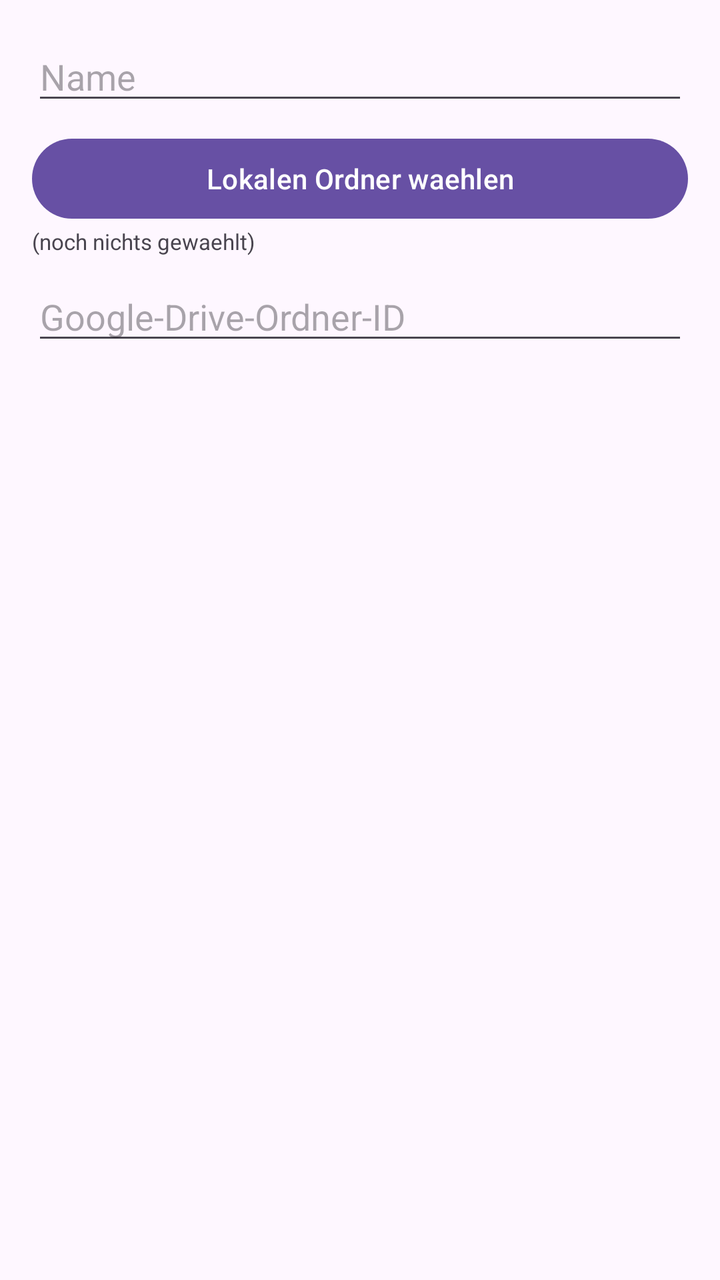
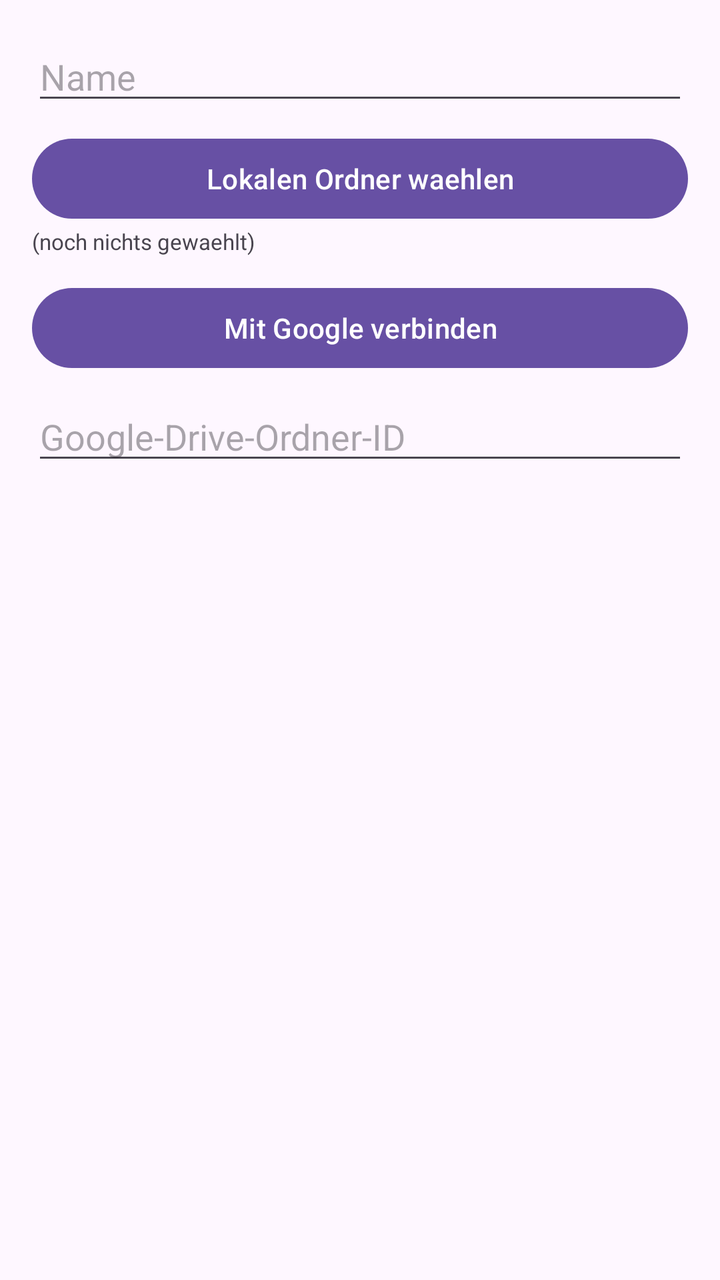

An Android layout rendered at two revisions. The XML below is the earlier revision; the diff shows what the commit changed to produce the second picture.
<!-- AndroidManifest.xml: application theme Theme.AutoSyncFree -->
<!-- res/layout/dialog_new_pair.xml -->
<?xml version="1.0" encoding="utf-8"?>
<LinearLayout xmlns:android="http://schemas.android.com/apk/res/android"
    android:layout_width="match_parent" android:layout_height="wrap_content"
    android:orientation="vertical" android:padding="16dp">
    <EditText android:id="@+id/inputName" android:layout_width="match_parent"
        android:layout_height="wrap_content" android:hint="@string/name"/>
    <Button android:id="@+id/btnPickLocal" android:layout_width="match_parent"
        android:layout_height="wrap_content" android:layout_marginTop="8dp"
        android:text="@string/pick_local"/>
    <TextView android:id="@+id/tvLocalStatus" android:layout_width="match_parent"
        android:layout_height="wrap_content" android:textSize="11sp"
        android:text="@string/none_picked"/>
    <EditText android:id="@+id/inputDrive" android:layout_width="match_parent"
        android:layout_height="wrap_content" android:layout_marginTop="8dp"
        android:hint="@string/drive_folder_id"/>
</LinearLayout>
<!-- resources referenced by this layout -->
<resources>
  <string name="drive_folder_id">Google-Drive-Ordner-ID</string>
  <string name="name">Name</string>
  <string name="none_picked">(noch nichts gewaehlt)</string>
  <string name="pick_local">Lokalen Ordner waehlen</string>
  <style name="Theme.AutoSyncFree" parent="Theme.Material3.DayNight.NoActionBar" />
</resources>

<!-- the commit's change to res/layout/dialog_new_pair.xml (unified diff, before → after) -->
@@ -10,6 +10,9 @@
     <TextView android:id="@+id/tvLocalStatus" android:layout_width="match_parent"
         android:layout_height="wrap_content" android:textSize="11sp"
         android:text="@string/none_picked"/>
+    <Button android:id="@+id/btnGoogleAuth" android:layout_width="match_parent"
+        android:layout_height="wrap_content" android:layout_marginTop="12dp"
+        android:text="Mit Google verbinden"/>
     <EditText android:id="@+id/inputDrive" android:layout_width="match_parent"
         android:layout_height="wrap_content" android:layout_marginTop="8dp"
         android:hint="@string/drive_folder_id"/>
